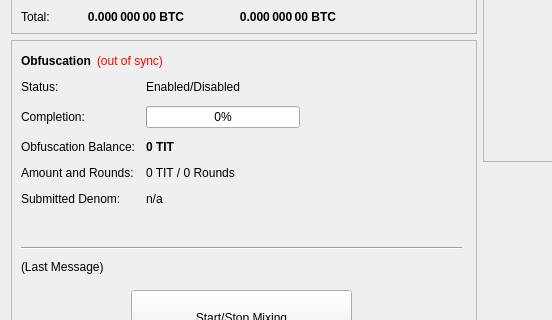
Limitless-VIP/Limitless, file src/qt/forms/overviewpage.ui: the form before one commit; both pictures show x 0 to 552 and y 182 to 502 of the 960 by 615 pixel window.
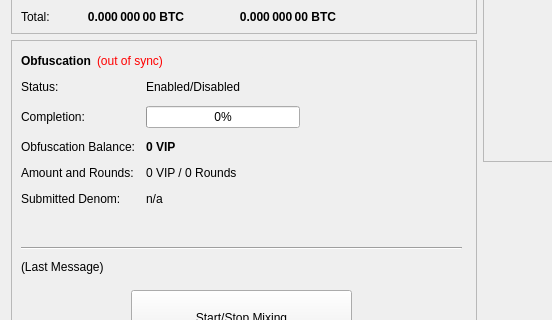
The form after the commit.

The edit to the form file:
```diff
--- a/src/qt/forms/overviewpage.ui
+++ b/src/qt/forms/overviewpage.ui
@@ -474,7 +474,7 @@
               </font>
              </property>
              <property name="text">
-              <string notr="true">0 TIT</string>
+              <string notr="true">0 VIP</string>
              </property>
             </widget>
            </item>
@@ -488,7 +488,7 @@
            <item row="3" column="1">
             <widget class="QLabel" name="labelAmountRounds">
              <property name="text">
-              <string>0 TIT / 0 Rounds</string>
+              <string>0 VIP / 0 Rounds</string>
              </property>
             </widget>
            </item>
```
Left out of the diff: 6 changed lines with no effect on the pictures.
